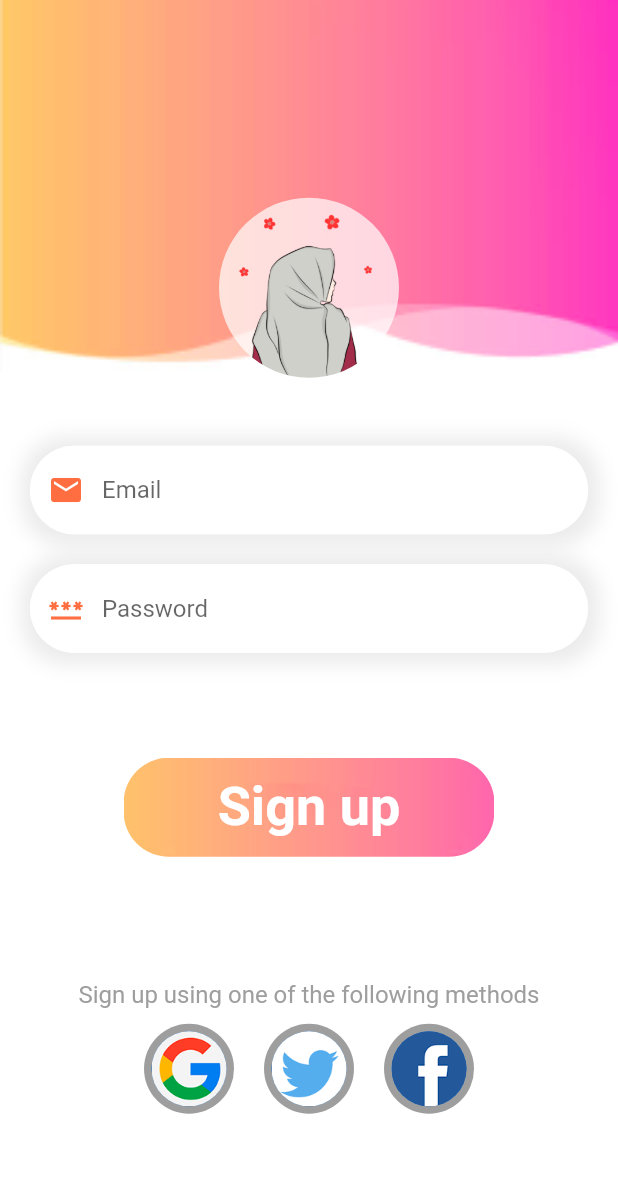
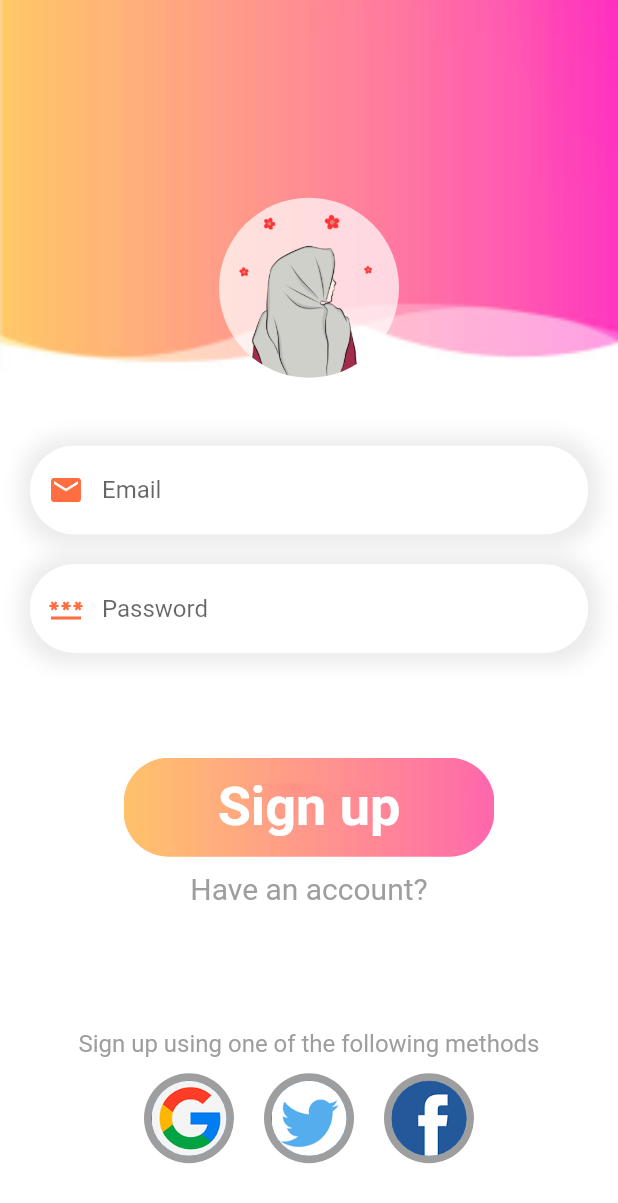
Before and after one commit to lukechoi14/eighth_flutter_app, a Flutter app: the SignUpPage screen opened directly, on a phone screen of 412 x 824 dp. Shown: the top 1203 px of the screen. Run offline on Flutter 3.47's test engine with Material 2 defaults, Android fonts, the phone set to English and light mode, and no system bars; our stand-ins replace get.

Commit message:
firebase settings

```diff
--- a/lib/main.dart
+++ b/lib/main.dart
@@ -2,7 +2,7 @@ import 'package:eighth_flutter_app/login_page.dart';
 import 'package:eighth_flutter_app/signup_page.dart';
 import 'package:eighth_flutter_app/welcome_page.dart';
 import 'package:flutter/material.dart';
-
+import 'package:get/get.dart';
 void main() {
   runApp(const MyApp());
 }
@@ -13,13 +13,13 @@ class MyApp extends StatelessWidget {
   // This widget is the root of your application.
   @override
   Widget build(BuildContext context) {
-    return MaterialApp(
+    return GetMaterialApp(
       debugShowCheckedModeBanner: false,
       title: 'FireBase Practice',
       theme: ThemeData(
         primarySwatch: Colors.blue,
       ),
-      home: WelcomePage()
+      home: LoginPage()
 
     );
   }
--- a/lib/signup_page.dart
+++ b/lib/signup_page.dart
@@ -1,5 +1,7 @@
 import 'package:flutter/cupertino.dart';
+import 'package:flutter/gestures.dart';
 import 'package:flutter/material.dart';
+import 'package:get/get.dart';
 
 class SignUpPage extends StatelessWidget {
   const SignUpPage({Key? key}) : super(key: key);
@@ -143,6 +145,13 @@ class SignUpPage extends StatelessWidget {
           ),
           child: Text("Sign up", style: TextStyle(fontSize: 36,fontWeight: FontWeight.bold,color: Colors.white),),
         ),
+        SizedBox(height: 10,),
+        RichText(text: TextSpan(text: "Have an account?",
+        recognizer: TapGestureRecognizer()..onTap=()=>Get.back(),
+        style: TextStyle(
+          fontSize: 20,
+          color: Colors.grey[500]
+        ))),
         SizedBox(height: h*0.1,),
         RichText(text: TextSpan(
             children: <TextSpan>[
--- a/pubspec.yaml
+++ b/pubspec.yaml
@@ -34,7 +34,7 @@ dependencies:
   # The following adds the Cupertino Icons font to your application.
   # Use with the CupertinoIcons class for iOS style icons.
   cupertino_icons: ^1.0.2
-
+  get:
 dev_dependencies:
   flutter_test:
     sdk: flutter
```
Also changed, not shown: lib/login_page.dart (+9 -0 lines), pubspec.lock, 5 other files.
